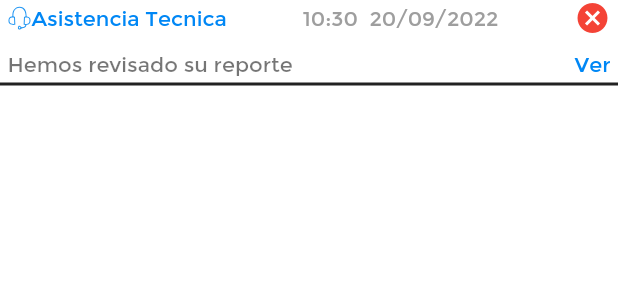
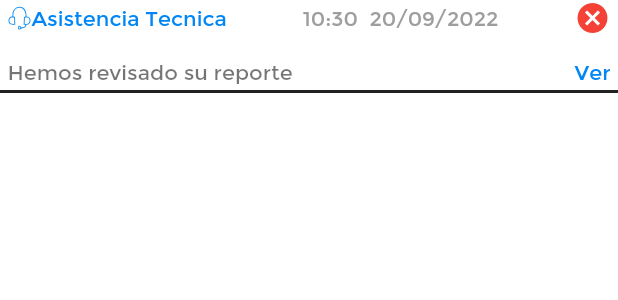
Before and after one commit to gsuxd/joie_driver, a Flutter app: the NotificacionWidget widget shown alone on an empty page, opened directly with empty values, on a phone screen of 412 x 824 dp. Shown: the top 300 px of the screen. Run offline on Flutter 3.47's test engine with Material 2 defaults, Android fonts, the phone set to English and light mode, and no system bars; our stand-ins replace cloud_firestore, date_field, file_picker, firebase_auth, firebase_core, firebase_database and 14 more; missing offline and left inert: encrypted_shared_preferences, local_auth_android, local_auth_ios, mailer, transition_customer; accounts and stored records are empty; network calls fail; project files that could hold a hidden picture were left out.

Commit message:
Emprendedor Update varius

```diff
--- a/lib/notificacionwidget.dart
+++ b/lib/notificacionwidget.dart
@@ -45,7 +45,7 @@ class NotificacionWidget extends StatelessWidget {
                ],),
              Row(
                children: const [
-                 SizedBox(height: 10.0,),
+                 SizedBox(height: 15.0,),
                ],),
              Row(
                mainAxisAlignment: MainAxisAlignment.spaceBetween,
--- a/lib/register_login_emprendedor/app_screens/perfil/perfil_emprendedor.dart
+++ b/lib/register_login_emprendedor/app_screens/perfil/perfil_emprendedor.dart
@@ -190,9 +190,9 @@ class _PerfilUsuarioState extends State<PerfilEmprendedor> {
                     decoration: const BoxDecoration(
                       color: Colors.redAccent,
                     ),
-                    child: Center(
+
                         child: Text("Error al obtener los datos",
-                            style: textStyleBlack())),
+                            style: textStyleBlack()),
                   )
                 ],
               );
@@ -418,6 +418,7 @@ class _PerfilUsuarioState extends State<PerfilEmprendedor> {
             child: SvgPicture.asset(
               icon,
               height: 10,
+              color: Colors.black54,
             ),
           ),
         ),
```
